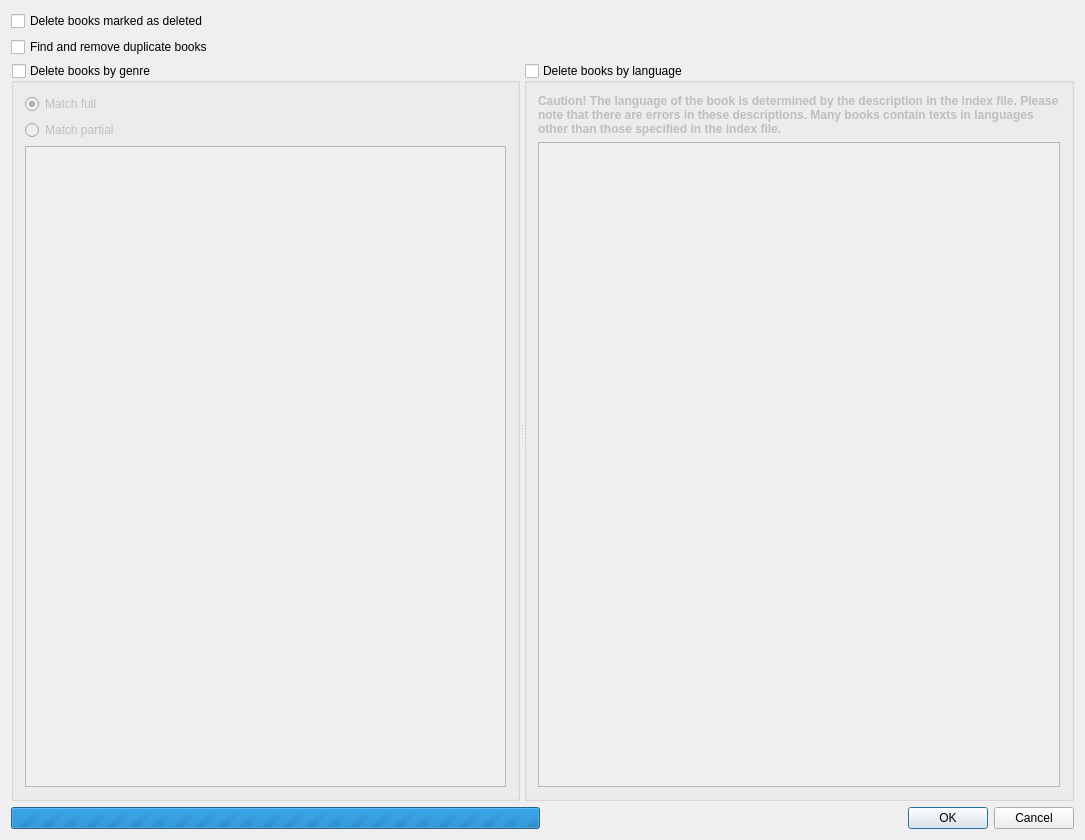
Above: src/home/flibrary/gui/CollectionCleaner.ui from heimdallr/books before the change. Below: the same form after it.
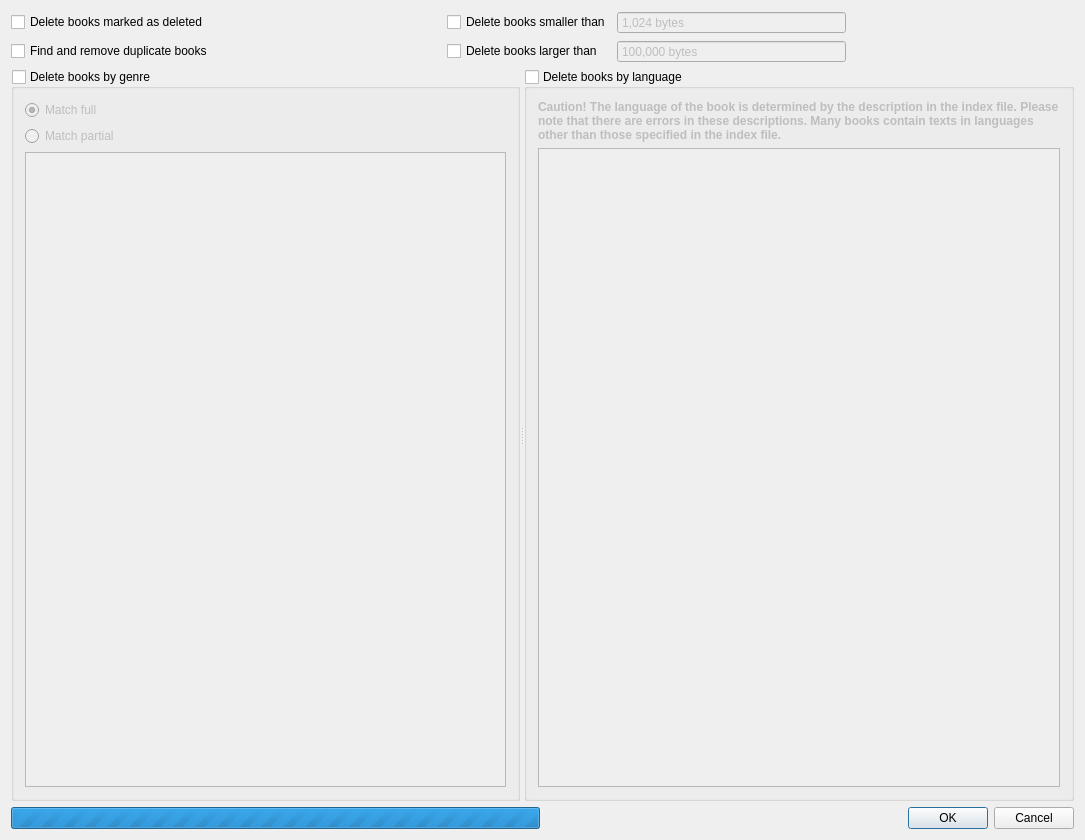
That is the form after the change.

```diff
--- a/src/home/flibrary/gui/CollectionCleaner.ui
+++ b/src/home/flibrary/gui/CollectionCleaner.ui
@@ -15,24 +15,130 @@
   </property>
   <layout class="QVBoxLayout" name="verticalLayout_3">
    <item>
-    <widget class="QCheckBox" name="removeRemoved">
-     <property name="text">
-      <string>Delete books marked as deleted</string>
-     </property>
-     <property name="checked">
-      <bool>false</bool>
-     </property>
-    </widget>
-   </item>
-   <item>
-    <widget class="QCheckBox" name="duplicates">
-     <property name="text">
-      <string>Find and remove duplicate books</string>
-     </property>
-     <property name="checked">
-      <bool>false</bool>
-     </property>
-    </widget>
+    <layout class="QGridLayout" name="gridLayout">
+     <item row="1" column="3">
+      <widget class="QSpinBox" name="maximumSize">
+       <property name="enabled">
+        <bool>false</bool>
+       </property>
+       <property name="sizePolicy">
+        <sizepolicy hsizetype="MinimumExpanding" vsizetype="Fixed">
+         <horstretch>0</horstretch>
+         <verstretch>0</verstretch>
+        </sizepolicy>
+       </property>
+       <property name="buttonSymbols">
+        <enum>QAbstractSpinBox::ButtonSymbols::NoButtons</enum>
+       </property>
+       <property name="showGroupSeparator" stdset="0">
+        <bool>true</bool>
+       </property>
+       <property name="suffix">
+        <string> bytes</string>
+       </property>
+       <property name="maximum">
+        <number>2147483647</number>
+       </property>
+       <property name="singleStep">
+        <number>1024000</number>
+       </property>
+       <property name="value">
+        <number>10240000</number>
+       </property>
+      </widget>
+     </item>
+     <item row="0" column="1">
+      <spacer name="horizontalSpacer_3">
+       <property name="orientation">
+        <enum>Qt::Orientation::Horizontal</enum>
+       </property>
+       <property name="sizeHint" stdset="0">
+        <size>
+         <width>40</width>
+         <height>20</height>
+        </size>
+       </property>
+      </spacer>
+     </item>
+     <item row="0" column="2">
+      <widget class="QCheckBox" name="minimumSizeEnabled">
+       <property name="text">
+        <string>Delete books smaller than</string>
+       </property>
+      </widget>
+     </item>
+     <item row="1" column="0">
+      <widget class="QCheckBox" name="duplicates">
+       <property name="text">
+        <string>Find and remove duplicate books</string>
+       </property>
+       <property name="checked">
+        <bool>false</bool>
+       </property>
+      </widget>
+     </item>
+     <item row="0" column="3">
+      <widget class="QSpinBox" name="minimumSize">
+       <property name="enabled">
+        <bool>false</bool>
+       </property>
+       <property name="sizePolicy">
+        <sizepolicy hsizetype="MinimumExpanding" vsizetype="Fixed">
+         <horstretch>0</horstretch>
+         <verstretch>0</verstretch>
+        </sizepolicy>
+       </property>
+       <property name="buttonSymbols">
+        <enum>QAbstractSpinBox::ButtonSymbols::NoButtons</enum>
+       </property>
+       <property name="showGroupSeparator" stdset="0">
+        <bool>true</bool>
+       </property>
+       <property name="suffix">
+        <string> bytes</string>
+       </property>
+       <property name="maximum">
+        <number>2147483647</number>
+       </property>
+       <property name="singleStep">
+        <number>1024</number>
+       </property>
+       <property name="value">
+        <number>1024</number>
+       </property>
+      </widget>
+     </item>
+     <item row="0" column="0">
+      <widget class="QCheckBox" name="removeRemoved">
+       <property name="text">
+        <string>Delete books marked as deleted</string>
+       </property>
+       <property name="checked">
+        <bool>false</bool>
+       </property>
+      </widget>
+     </item>
+     <item row="1" column="2">
+      <widget class="QCheckBox" name="maximumSizeEnabled">
+       <property name="text">
+        <string>Delete books larger than</string>
+       </property>
+      </widget>
+     </item>
+     <item row="0" column="4">
+      <spacer name="horizontalSpacer_4">
+       <property name="orientation">
+        <enum>Qt::Orientation::Horizontal</enum>
+       </property>
+       <property name="sizeHint" stdset="0">
+        <size>
+         <width>40</width>
+         <height>20</height>
+        </size>
+       </property>
+      </spacer>
+     </item>
+    </layout>
    </item>
    <item>
     <widget class="QSplitter" name="splitter">
```
Left out of the diff: 14 changed lines with no effect on the pictures.
